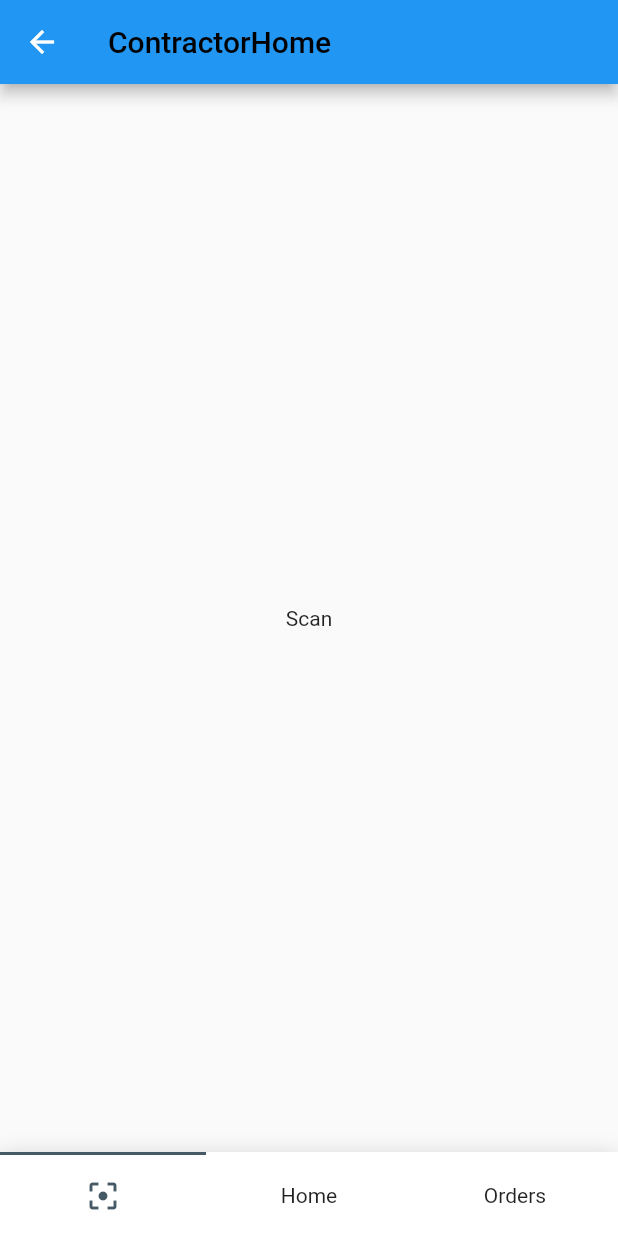
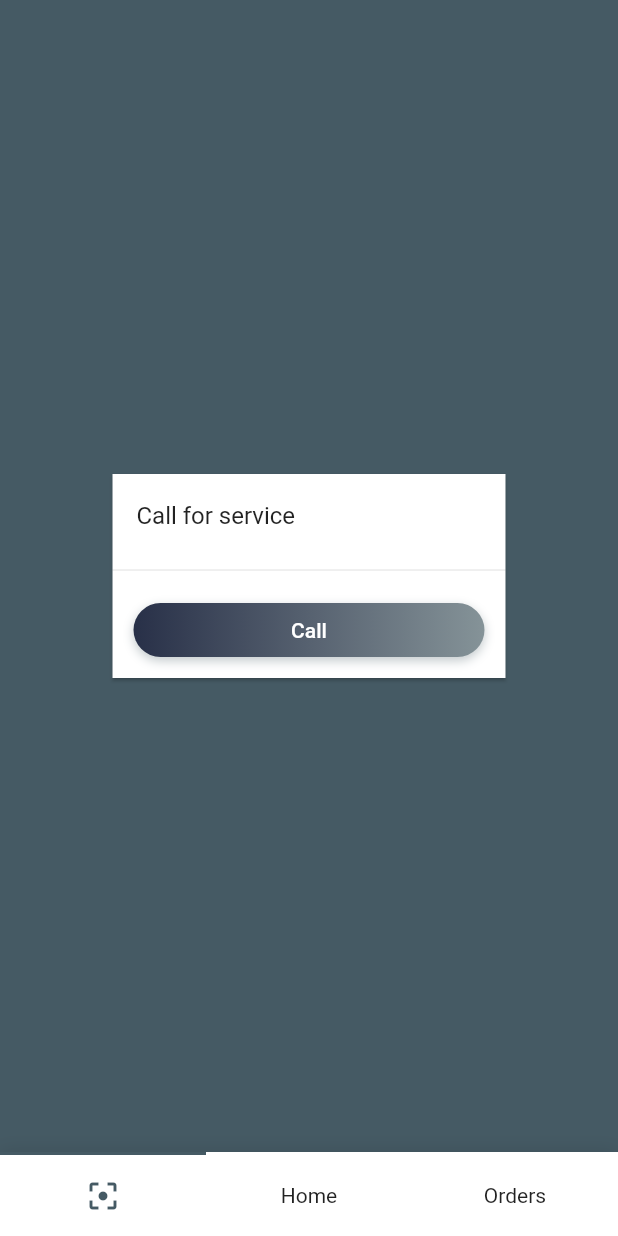
Before and after one commit to nobodomon/WoodWork, a Flutter app: the ContractorHome screen opened directly, on a phone screen of 412 x 824 dp. Run offline on Flutter 3.47's test engine with Material 2 defaults, Android fonts, the phone set to English and light mode, and no system bars; drawn by our look-alikes of gradient_widgets, titled_navigation_bar; missing offline and left inert: dart:ffi, keyboard_visibility.

Commit message:
added some contractor pages

```diff
--- /dev/null
+++ b/lib/ContractorPages/callService.dart
@@ -0,0 +1,72 @@
+import 'package:flutter/material.dart';
+import 'package:gradient_widgets/gradient_widgets.dart';
+
+class callService extends StatefulWidget{
+  @override
+  State<StatefulWidget> createState() => new callServiceState();
+}
+
+class callServiceState extends State<callService>{
+  @override
+  Widget build(BuildContext context) {
+    // TODO: implement build
+    return new Scaffold(
+      backgroundColor: Colors.blueGrey[700],
+      body: new Center(
+        child: new Card(
+          shape: RoundedRectangleBorder(borderRadius: BorderRadius.circular(0.0)),
+          margin: new EdgeInsets.all(75),
+          child: new Column(
+            mainAxisSize: MainAxisSize.min,
+            children: <Widget>[
+              new ListTile(
+                title: new Text("Call for service"),
+              ),
+              new Divider(),
+              new Padding(
+                padding: const EdgeInsets.all(10.0),
+                child: new GradientButton(
+                  increaseWidthBy: double.infinity,
+                  gradient: Gradients.taitanum,
+                  child: new Text("Call"),
+                  callback: ()=>{
+                    showDialog(
+                      context: context,
+                      child: Center(
+                        child: Card(
+                          shape: RoundedRectangleBorder(borderRadius: BorderRadius.circular(0.0)),
+                          margin: new EdgeInsets.all(75),
+                          child: new Column(
+                            mainAxisSize: MainAxisSize.min,
+                            children: <Widget>[
+                              new ListTile(
+                                title: new Text("Confirm call for service"),
+                                subtitle: new Text("This will call production company for servicing.")
+                              ),
+                              new Row(
+                                crossAxisAlignment: CrossAxisAlignment.end,
+                                children: <Widget>[
+                                  new FlatButton(
+                                    child: new Text("Confirm"),
+                                    onPressed: (){},
+                                  ),
+                                  new FlatButton(
+                                    child: new Text("Cancel"),
+                                    onPressed: (){},
+                                  )
+                                ],
+                              )
+                            ],
+                          ),
+                        ),
+                      )
+                    )
+                  },
+                ),
+              )
+            ],
+          ),
+        ))
+      ,);
+  }
+}
--- a/lib/ContractorPages/contractorHome.dart
+++ b/lib/ContractorPages/contractorHome.dart
@@ -1,5 +1,7 @@
 import 'package:flutter/material.dart';
 import 'package:titled_navigation_bar/titled_navigation_bar.dart';
+import 'package:woodwork/ContractorPages/callService.dart';
+import 'package:woodwork/ContractorPages/home.dart';
 import 'package:woodwork/ContractorPages/scan.dart';
 
 class ContractorHome extends StatefulWidget{
@@ -16,17 +18,14 @@ class _ContractorHomeState extends State<ContractorHome>{
    });
   }
   final List<Widget> children = [
-    new Scan("Scan"),
-    new Scan("Home"),
+    new callService(),
+    new cHome(),
     new Scan("Orders")
   ];
   @override
   Widget build(BuildContext context) {
     // TODO: implement build
     return Scaffold(
-      appBar: new AppBar(
-        title: new Text("ContractorHome"),
-      ),
       body: children[_currentIndex],
       bottomNavigationBar: TitledBottomNavigationBar(
         curve: Curves.easeInOut,
--- a/pubspec.yaml
+++ b/pubspec.yaml
@@ -51,6 +51,8 @@ flutter:
   #  - images/a_dot_ham.jpeg
   assets:
     - assets/images/WoodGrain.jpeg
+    - assets/images/contractorHome.jpg
+
   # An image asset can refer to one or more resolution-specific "variants", see
   # https://flutter.dev/assets-and-images/#resolution-aware.
 
```
Also changed, not shown: lib/ContractorPages/home.dart (added, +63 -0 lines), lib/login.dart (+6 -2 lines), assets/images/contractorHome.jpg (added).
